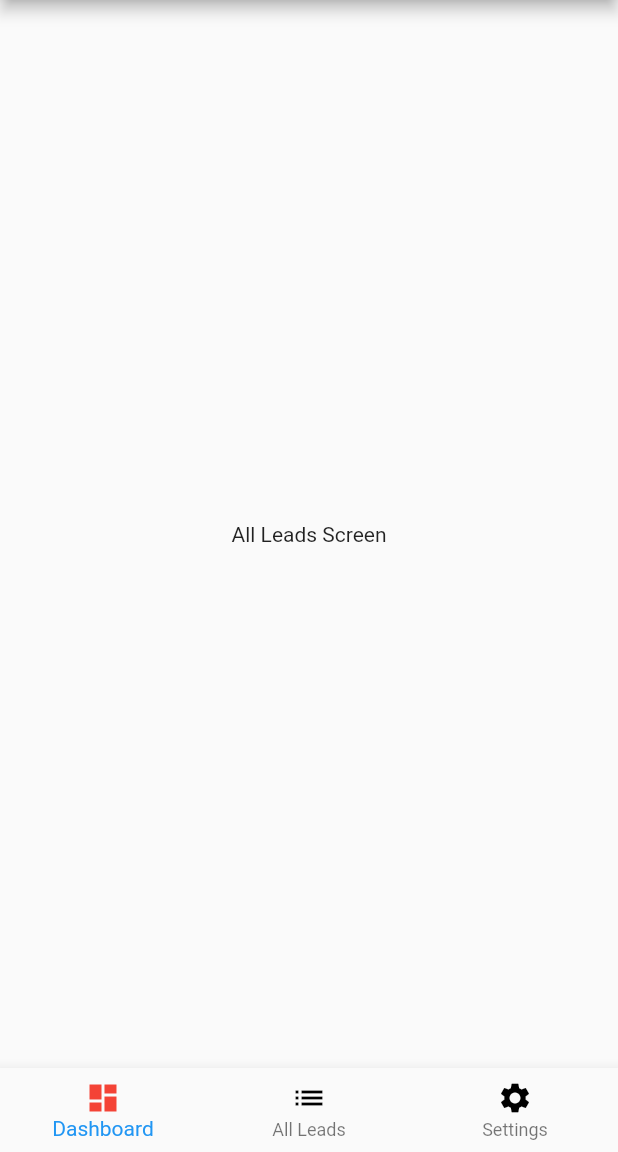
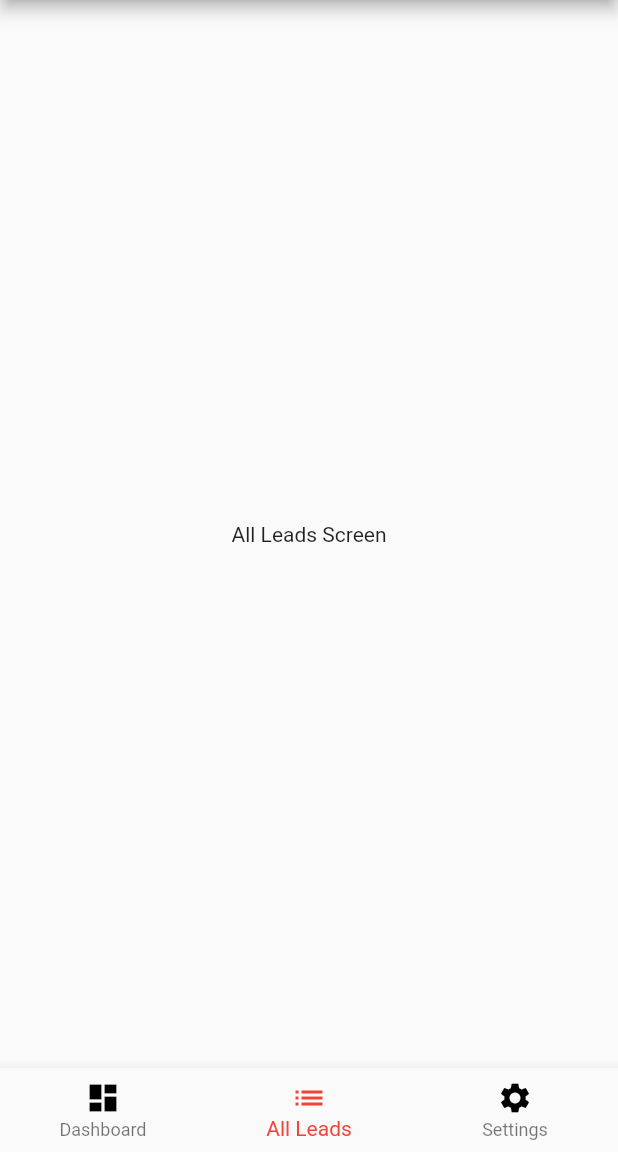
Before and after one commit to Abdelrahman-Zakria/leads_management, a Flutter app: the screen it shows after launch, item 2 of the bottom bar chosen, on a phone screen of 412 x 824 dp, the part 84-1236 px from its top. Run offline on Flutter 3.47's test engine with Material 2 defaults, Android fonts, the phone set to English and light mode, and no system bars; our stand-ins replace get.

Commit message:
Started project

```diff
--- a/lib/controllers/homeController.dart
+++ b/lib/controllers/homeController.dart
@@ -6,10 +6,16 @@ import '../view/dashboard.dart';
 import '../view/settings_screen.dart';
 
 class HomeController extends GetxController {
-  var _selectedIndex = 0.obs;
+  var selectedIndex = 0.obs;
 
-  int get selectedIndex => _selectedIndex.value;
-  set selectedIndex(int index) => _selectedIndex.value = index;
+
+  set _selectedIndex(int index) => selectedIndex.value = index;
+
+  changeSelectedIndex(int index){
+    selectedIndex.value = index;
+    update();
+    notifyChildrens();
+  }
 
   List<Widget> getWidgets() {
     return [
--- a/lib/view/home_screen.dart
+++ b/lib/view/home_screen.dart
@@ -12,25 +12,40 @@ class MyHomePage extends StatelessWidget {
         title: Text('Lead Management App'),
       ),
       body: Center(
-        child: Obx(() => controller.getWidgets()[controller.selectedIndex]),
+        child: Obx(() => controller.getWidgets()[controller.selectedIndex.value]),
       ),
-      bottomNavigationBar: BottomNavigationBar(
-        items:  <BottomNavigationBarItem>[
+      bottomNavigationBar: GetBuilder<HomeController>(
+        builder: (homeController) {
+          return BottomNavigationBar(
+            selectedItemColor: Colors.red,
+            selectedLabelStyle: TextStyle(color: Colors.red),
+            items: <BottomNavigationBarItem>[
               BottomNavigationBarItem(
-            icon: Icon(Icons.dashboard,color: controller.selectedIndex == 0 ? Colors.red : Colors.black),
+                icon: Icon(Icons.dashboard,
+                    color: homeController.selectedIndex == 0
+                        ? Colors.red
+                        : Colors.black),
                 label: 'Dashboard',
               ),
               BottomNavigationBarItem(
-            icon: Icon(Icons.list,color: controller.selectedIndex == 1 ? Colors.red : Colors.black),
+                icon: Icon(Icons.list,
+                    color: homeController.selectedIndex == 1
+                        ? Colors.red
+                        : Colors.black),
                 label: 'All Leads',
               ),
               BottomNavigationBarItem(
-            icon: Icon(Icons.settings,color: controller.selectedIndex == 2 ? Colors.red : Colors.black),
+                icon: Icon(Icons.settings,
+                    color: homeController.selectedIndex == 2
+                        ? Colors.red
+                        : Colors.black),
                 label: 'Settings',
               ),
             ],
-        currentIndex: controller.selectedIndex,
-        onTap: (index) => controller.selectedIndex = index,
+            currentIndex: homeController.selectedIndex.value,
+            onTap: (index) => homeController.changeSelectedIndex(index),
+          );
+        },
       ),
     );
   }
```
Lines whose indentation alone changed are shown as unchanged.
